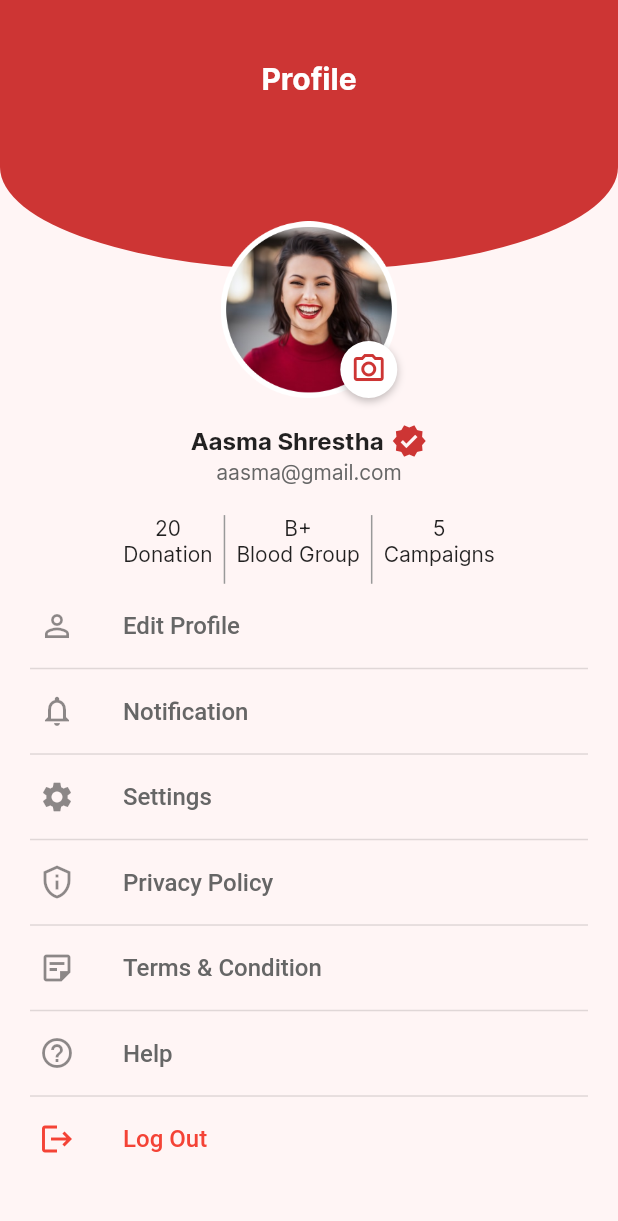
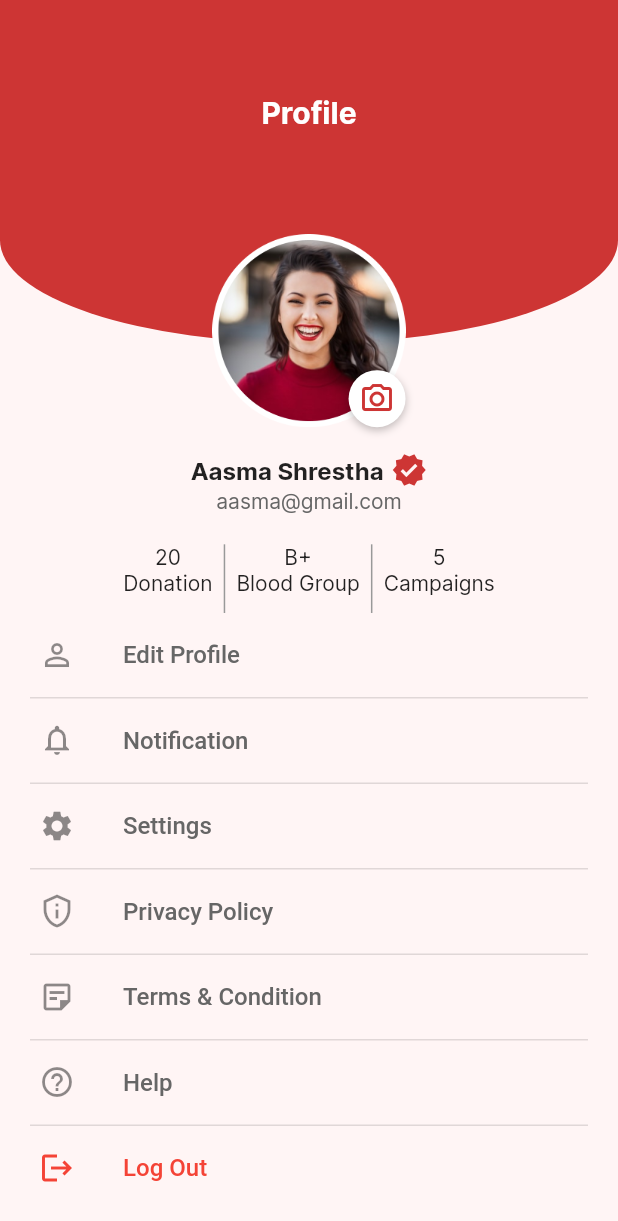
Before and after one commit to Jigarchovatiya/blood_donation_app, a Flutter app: the ProfileScreen screen opened by its route, on a phone screen of 412 x 824 dp. Shown: the top 1221 px of the screen. Run offline on Flutter 3.47's test engine with Material 2 defaults, Android fonts, the phone set to English and light mode, and no system bars; our stand-ins replace cloud_firestore, firebase_auth, firebase_core, firebase_storage, flutter_svg, google_sign_in and 4 more; accounts and stored records are empty; network calls fail.

Commit message:
23-06-2023

```diff
--- /dev/null
+++ b/lib/data/model/user_model.dart
@@ -0,0 +1,33 @@
+import 'dart:convert';
+
+UserModel userModelFromJson(String str) => UserModel.fromJson(json.decode(str));
+
+String userModelToJson(UserModel data) => json.encode(data.toJson());
+
+class UserModel {
+  String? id;
+  String? name;
+  String? email;
+  String? number;
+
+  UserModel({
+    this.id,
+    this.name,
+    this.email,
+    this.number,
+  });
+
+  factory UserModel.fromJson(Map<String, dynamic> json) => UserModel(
+        id: json["id"],
+        name: json["name"],
+        email: json["email"],
+        number: json["number"],
+      );
+
+  Map<String, dynamic> toJson() => {
+        "id": "id",
+        "name": "name",
+        "email": "email",
+        "number": "number",
+      };
+}
--- a/lib/view/bottom_bar/profile/profile_screen.dart
+++ b/lib/view/bottom_bar/profile/profile_screen.dart
@@ -1,10 +1,17 @@
+import 'dart:io';
+
 import 'package:blood_donation_app/res/constants/app_assets.dart';
 import 'package:blood_donation_app/res/constants/app_colors.dart';
 import 'package:blood_donation_app/res/constants/app_strings.dart';
+import 'package:cloud_firestore/cloud_firestore.dart';
+import 'package:firebase_storage/firebase_storage.dart';
 import 'package:flutter/material.dart';
+import 'package:image_picker/image_picker.dart';
 
 import '../../../data/model/profile_model.dart';
+import '../../../data/model/user_model.dart';
 import '../../../res/global/media_query.dart';
+import '../../../utils/utils.dart';
 
 class ProfileScreen extends StatefulWidget {
   const ProfileScreen({Key? key}) : super(key: key);
@@ -14,6 +21,52 @@ class ProfileScreen extends StatefulWidget {
 }
 
 class _ProfileScreenState extends State<ProfileScreen> {
+  UserModel userModel = UserModel();
+  Utils utils = Utils();
+  FirebaseFirestore firebaseFireStore = FirebaseFirestore.instance;
+  FirebaseStorage firebaseStorage = FirebaseStorage.instance;
+  final storageRef = FirebaseStorage.instance.ref();
+
+  final ImagePicker picker = ImagePicker();
+  XFile? image;
+  File? imageFile;
+
+  pickImage() async {
+    image = await picker.pickImage(source: ImageSource.camera);
+    imageFile = File(image!.path);
+    storeImage();
+    setState(() {});
+  }
+
+  storeImage() async {
+    try {
+      UploadTask uploadTask = firebaseStorage.ref().child("image").child("profile_1.jpg").putFile(imageFile!);
+
+      uploadTask.snapshotEvents.listen((TaskSnapshot taskSnapshot) {
+        switch (taskSnapshot.state) {
+          case TaskState.running:
+            final progress = 100.0 * (taskSnapshot.bytesTransferred / taskSnapshot.totalBytes);
+            debugPrint("upload is $progress% complete.");
+            break;
+          case TaskState.paused:
+            debugPrint("upload  is paused");
+            break;
+          case TaskState.success:
+            debugPrint("upload was success");
+            break;
+          case TaskState.canceled:
+            debugPrint("upload was canceled");
+            break;
+          case TaskState.error:
+            debugPrint("upload was error");
+            break;
+        }
+      });
+    } on FirebaseException catch (e) {
+      utils.showSnackBar(context, message: e.message);
+    }
+  }
+
   @override
   Widget build(BuildContext context) {
     return Scaffold(
@@ -27,11 +80,10 @@ class _ProfileScreenState extends State<ProfileScreen> {
       //   ),
       //   centerTitle: true,
       // ),
-      body: SingleChildScrollView(
-        child: Stack(
+      body: Stack(
         children: [
           Container(
-              height: 180,
+            height: height(context) / 3.6,
             width: double.infinity,
             decoration: BoxDecoration(
               color: AppColors.materialColor,
@@ -45,20 +97,25 @@ class _ProfileScreenState extends State<ProfileScreen> {
             crossAxisAlignment: CrossAxisAlignment.center,
             children: [
               SizedBox(
-                  height: height(context) / 20,
+                height: height(context) / 13,
               ),
               const Text(
                 AppStrings.profile,
                 style: TextStyle(fontSize: 20, fontWeight: FontWeight.w700, color: AppColors.white),
               ),
               SizedBox(
-                  height: height(context) / 10,
+                height: height(context) / 12,
               ),
               Stack(
                 children: [
-                    Image.asset(
+                  GestureDetector(
+                    onTap: () {
+                      pickImage();
+                    },
+                    child: Image.asset(
                       AppAssets.profileImage,
-                      height: width(context) / 3.5,
+                      height: width(context) / 3.2,
+                    ),
                   ),
                   Positioned(
                     bottom: 0,
@@ -154,12 +211,13 @@ class _ProfileScreenState extends State<ProfileScreen> {
                   ],
                 ),
               ),
-                Padding(
+              Expanded(
+                child: Padding(
                   padding: const EdgeInsets.symmetric(horizontal: 10),
                   child: ListView.builder(
+                    physics: const BouncingScrollPhysics(),
                     shrinkWrap: true,
-                    physics: const NeverScrollableScrollPhysics(),
-                    itemCount: 7,
+                    itemCount: profileList.length,
                     itemBuilder: (context, index) {
                       return Column(
                         children: [
@@ -186,11 +244,11 @@ class _ProfileScreenState extends State<ProfileScreen> {
                     },
                   ),
                 ),
+              ),
             ],
           ),
         ],
       ),
-      ),
     );
   }
 }
--- a/pubspec.yaml
+++ b/pubspec.yaml
@@ -44,6 +44,9 @@ dependencies:
   google_sign_in: ^6.1.4
   animated_splash_screen: ^1.3.0
   lottie: ^2.4.0
+  image_picker: ^0.8.9
+  firebase_storage: ^11.2.3
+  cloud_firestore: ^4.8.0
 
 dev_dependencies:
   flutter_test:
```
Also changed, not shown: lib/utils/utils.dart (added, +31 -0 lines), lib/view/bottom_bar/home_screen/home_screen.dart (+9 -6 lines), lib/view/entry_point/log_in_screen.dart (+10 -7 lines), lib/view/onboarding/onboarding_screen.dart (+5 -2 lines), pubspec.lock, 1 other file. Lines whose indentation alone changed are shown as unchanged.
